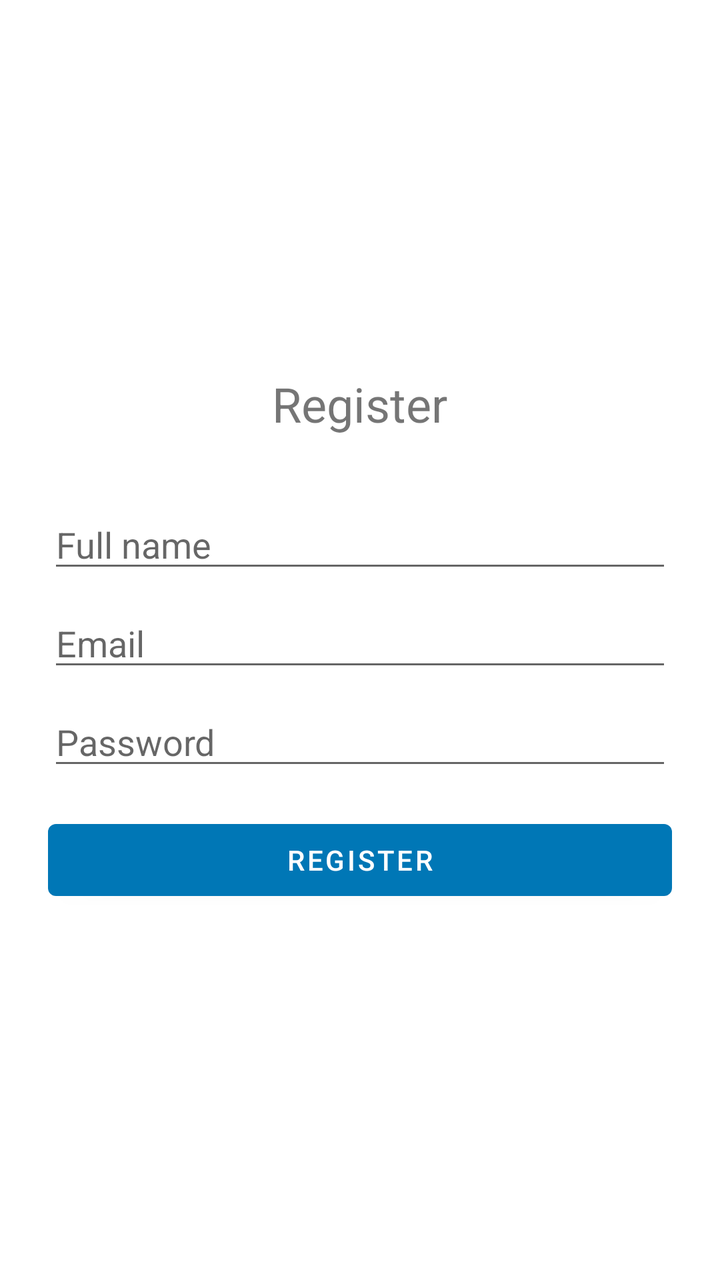
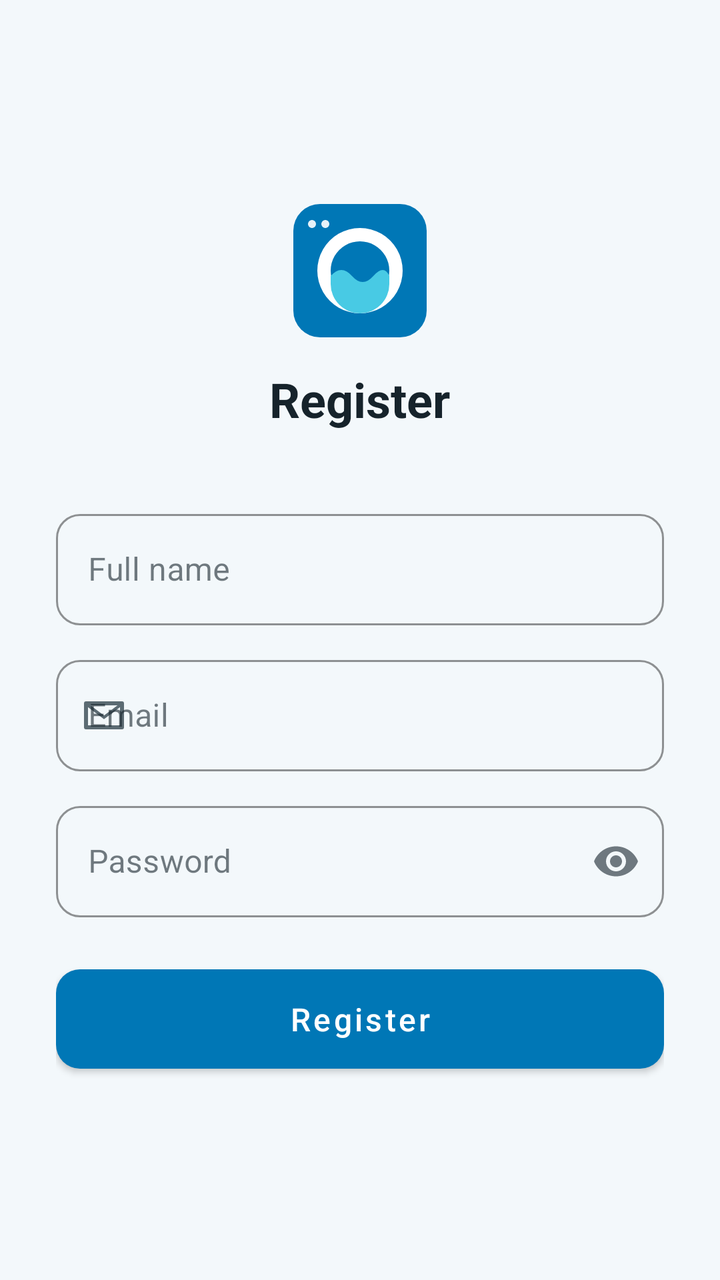

Before-and-after screenshots of an Android layout around one commit, followed by the original layout XML and the change that was made.
<!-- AndroidManifest.xml: application theme Theme.WashApp -->
<!-- res/layout/activity_register.xml -->
<?xml version="1.0" encoding="utf-8"?>
<LinearLayout xmlns:android="http://schemas.android.com/apk/res/android"
    android:layout_width="match_parent"
    android:layout_height="match_parent"
    android:orientation="vertical"
    android:padding="24dp"
    android:gravity="center">

    <TextView
        android:layout_width="wrap_content"
        android:layout_height="wrap_content"
        android:text="@string/action_register"
        android:textSize="24sp"
        android:layout_marginBottom="32dp" />

    <EditText
        android:id="@+id/nameInput"
        android:layout_width="match_parent"
        android:layout_height="wrap_content"
        android:hint="@string/hint_name"
        android:inputType="textPersonName" />

    <EditText
        android:id="@+id/emailInput"
        android:layout_width="match_parent"
        android:layout_height="wrap_content"
        android:hint="@string/hint_email"
        android:inputType="textEmailAddress"
        android:layout_marginTop="8dp" />

    <EditText
        android:id="@+id/passwordInput"
        android:layout_width="match_parent"
        android:layout_height="wrap_content"
        android:hint="@string/hint_password"
        android:inputType="textPassword"
        android:layout_marginTop="8dp" />

    <Button
        android:id="@+id/registerButton"
        android:layout_width="match_parent"
        android:layout_height="wrap_content"
        android:text="@string/action_register"
        android:layout_marginTop="16dp" />

</LinearLayout>
<!-- resources referenced by this layout -->
<resources>
  <style name="Theme.WashApp" parent="Theme.MaterialComponents.DayNight.NoActionBar">
          <item name="colorPrimary">@color/washapp_primary</item>
          <item name="colorPrimaryDark">@color/washapp_primary_dark</item>
          <item name="colorAccent">@color/washapp_accent</item>
          <item name="android:windowBackground">@color/washapp_background</item>
      </style>
  <color name="washapp_accent">#48CAE4</color>
  <color name="washapp_background">#FFFFFF</color>
  <!-- unchanged entries left out for length: 6 -->
</resources>

<!-- the commit's change to res/layout/activity_register.xml (unified diff, before → after) -->
@@ -1,46 +1,79 @@
 <?xml version="1.0" encoding="utf-8"?>
-<LinearLayout xmlns:android="http://schemas.android.com/apk/res/android"
+<ScrollView xmlns:android="http://schemas.android.com/apk/res/android"
+    xmlns:app="http://schemas.android.com/apk/res-auto"
     android:layout_width="match_parent"
     android:layout_height="match_parent"
-    android:orientation="vertical"
-    android:padding="24dp"
-    android:gravity="center">
+    android:fillViewport="true">
 
-    <TextView
-        android:layout_width="wrap_content"
-        android:layout_height="wrap_content"
-        android:text="@string/action_register"
-        android:textSize="24sp"
-        android:layout_marginBottom="32dp" />
-
-    <EditText
-        android:id="@+id/nameInput"
+    <LinearLayout
         android:layout_width="match_parent"
         android:layout_height="wrap_content"
-        android:hint="@string/hint_name"
-        android:inputType="textPersonName" />
+        android:orientation="vertical"
+        android:padding="28dp"
+        android:gravity="center">
 
-    <EditText
-        android:id="@+id/emailInput"
-        android:layout_width="match_parent"
-        android:layout_height="wrap_content"
-        android:hint="@string/hint_email"
-        android:inputType="textEmailAddress"
-        android:layout_marginTop="8dp" />
+        <ImageView
+            android:layout_width="72dp"
+            android:layout_height="72dp"
+            android:src="@drawable/ic_launcher"
+            android:contentDescription="@null"
+            android:layout_marginBottom="12dp" />
 
-    <EditText
-        android:id="@+id/passwordInput"
-        android:layout_width="match_parent"
-        android:layout_height="wrap_content"
-        android:hint="@string/hint_password"
-        android:inputType="textPassword"
-        android:layout_marginTop="8dp" />
+        <TextView
+            android:layout_width="wrap_content"
+            android:layout_height="wrap_content"
+            android:text="@string/action_register"
+            android:textAppearance="@style/TextAppearance.WashApp.Headline"
+            android:layout_marginBottom="36dp" />
 
-    <Button
-        android:id="@+id/registerButton"
-        android:layout_width="match_parent"
-        android:layout_height="wrap_content"
-        android:text="@string/action_register"
-        android:layout_marginTop="16dp" />
+        <com.google.android.material.textfield.TextInputLayout
+            android:layout_width="match_parent"
+            android:layout_height="wrap_content"
+            android:hint="@string/hint_name">
 
-</LinearLayout>
+            <com.google.android.material.textfield.TextInputEditText
+                android:id="@+id/nameInput"
+                android:layout_width="match_parent"
+                android:layout_height="wrap_content"
+                android:inputType="textPersonName" />
+        </com.google.android.material.textfield.TextInputLayout>
+
+        <com.google.android.material.textfield.TextInputLayout
+            android:layout_width="match_parent"
+            android:layout_height="wrap_content"
+            android:layout_marginTop="12dp"
+            android:hint="@string/hint_email"
+            app:startIconDrawable="@drawable/ic_email"
+            app:startIconTint="@color/washapp_on_surface_variant">
+
+            <com.google.android.material.textfield.TextInputEditText
+                android:id="@+id/emailInput"
+                android:layout_width="match_parent"
+                android:layout_height="wrap_content"
+                android:inputType="textEmailAddress" />
+        </com.google.android.material.textfield.TextInputLayout>
+
+        <com.google.android.material.textfield.TextInputLayout
+            android:layout_width="match_parent"
+            android:layout_height="wrap_content"
+            android:layout_marginTop="12dp"
+            android:hint="@string/hint_password"
+            app:endIconMode="password_toggle">
+
+            <com.google.android.material.textfield.TextInputEditText
+                android:id="@+id/passwordInput"
+                android:layout_width="match_parent"
+                android:layout_height="wrap_content"
+                android:inputType="textPassword" />
+        </com.google.android.material.textfield.TextInputLayout>
+
+        <com.google.android.material.button.MaterialButton
+            android:id="@+id/registerButton"
+            android:layout_width="match_parent"
+            android:layout_height="wrap_content"
+            android:text="@string/action_register"
+            android:layout_marginTop="20dp" />
+
+    </LinearLayout>
+
+</ScrollView>
<!-- resource entries referenced after the edit -->
@@ -1,13 +1,98 @@
 <!-- resources referenced by this layout -->
 <resources>
+  <color name="washapp_on_surface_variant">#5C6B73</color>
+  <!-- drawable ic_email (drawable) -->
+  <?xml version="1.0" encoding="utf-8"?>
+  <vector xmlns:android="http://schemas.android.com/apk/res/android"
+      android:width="24dp"
+      android:height="24dp"
+      android:viewportWidth="24"
+      android:viewportHeight="24"
+      android:tint="?attr/colorControlNormal">
+      <path
+          android:fillColor="#FF000000"
+          android:fillType="evenOdd"
+          android:pathData="M3,5 L21,5 A1,1 0 0 1 22,6 L22,18 A1,1 0 0 1 21,19 L3,19 A1,1 0 0 1 2,18 L2,6 A1,1 0 0 1 3,5 Z M4,7 L4,17 L20,17 L20,7 Z" />
+      <path
+          android:strokeColor="#FF000000"
+          android:strokeWidth="1.5"
+          android:pathData="M4,7L12,13L20,7" />
+  </vector>
+  <!-- drawable ic_launcher (drawable) -->
+  <?xml version="1.0" encoding="utf-8"?>
+  <vector xmlns:android="http://schemas.android.com/apk/res/android"
+      android:width="108dp"
+      android:height="108dp"
+      android:viewportWidth="108"
+      android:viewportHeight="108">
+  
+      
+      <path
+          android:fillColor="#0077B6"
+          android:pathData="M24,4 L84,4 A20,20 0 0 1 104,24 L104,84 A20,20 0 0 1 84,104 L24,104 A20,20 0 0 1 4,84 L4,24 A20,20 0 0 1 24,4 Z" />
+  
+      
+      <path
+          android:fillColor="#FFFFFF"
+          android:fillAlpha="0.9"
+          android:pathData="M18,16 A3,3 0 1 1 17.99,16 Z" />
+      <path
+          android:fillColor="#FFFFFF"
+          android:fillAlpha="0.9"
+          android:pathData="M28,16 A3,3 0 1 1 27.99,16 Z" />
+  
+      
+      <path
+          android:fillColor="#FFFFFF"
+          android:pathData="M54,22 A32,32 0 1 1 53.99,22 Z" />
+  
+      
+      <path
+          android:fillColor="#0077B6"
+          android:pathData="M54,32 A22,22 0 1 1 53.99,32 Z" />
+  
+      
+      <path
+          android:fillColor="#48CAE4"
+          android:pathData="M32,58 Q40,49 48,58 T64,58 T76,58 L76,64 A22,22 0 0 1 32,64 Z" />
+  </vector>
+  <style name="TextAppearance.WashApp.Headline" parent="TextAppearance.MaterialComponents.Headline5">
+          <item name="android:textColor">@color/washapp_on_surface</item>
+          <item name="android:textStyle">bold</item>
+      </style>
   <style name="Theme.WashApp" parent="Theme.MaterialComponents.DayNight.NoActionBar">
           <item name="colorPrimary">@color/washapp_primary</item>
           <item name="colorPrimaryDark">@color/washapp_primary_dark</item>
           <item name="colorAccent">@color/washapp_accent</item>
+          <item name="colorOnPrimary">@color/washapp_on_primary</item>
+          <item name="colorSurface">@color/washapp_surface</item>
+          <item name="colorOnSurface">@color/washapp_on_surface</item>
+          <item name="colorError">@color/washapp_error</item>
           <item name="android:windowBackground">@color/washapp_background</item>
+          <item name="materialButtonStyle">@style/Widget.WashApp.Button</item>
+          <item name="textInputStyle">@style/Widget.WashApp.TextInputLayout</item>
       </style>
-  <color name="washapp_accent">#48CAE4</color>
-  <color name="washapp_background">#FFFFFF</color>
+  <color name="washapp_on_surface">#16232B</color>
+  <color name="washapp_accent">#00B4D8</color>
+  <color name="washapp_on_primary">#FFFFFF</color>
+  <color name="washapp_surface">#FFFFFF</color>
+  <color name="washapp_error">#BA1A1A</color>
+  <color name="washapp_background">#F3F8FB</color>
+  <style name="Widget.WashApp.Button" parent="Widget.MaterialComponents.Button">
+          <item name="cornerRadius">12dp</item>
+          <item name="android:textAllCaps">false</item>
+          <item name="android:textSize">16sp</item>
+          <item name="android:paddingTop">14dp</item>
+          <item name="android:paddingBottom">14dp</item>
+      </style>
+  <style name="Widget.WashApp.TextInputLayout" parent="Widget.MaterialComponents.TextInputLayout.OutlinedBox">
+          <item name="boxCornerRadiusTopStart">12dp</item>
+          <item name="boxCornerRadiusTopEnd">12dp</item>
+          <item name="boxCornerRadiusBottomStart">12dp</item>
+          <item name="boxCornerRadiusBottomEnd">12dp</item>
+          <item name="boxStrokeColor">@color/washapp_primary</item>
+          <item name="hintTextColor">@color/washapp_primary</item>
+      </style>
   <!-- unchanged entries left out for length: 6 -->
 </resources>
 
